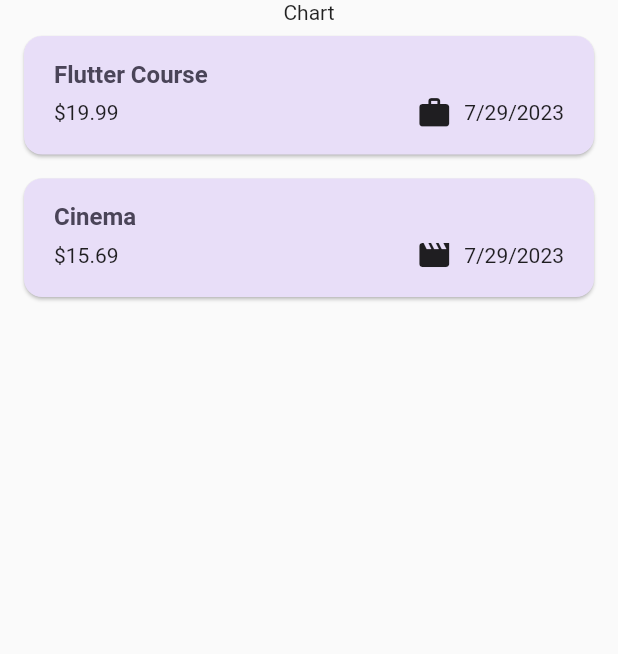
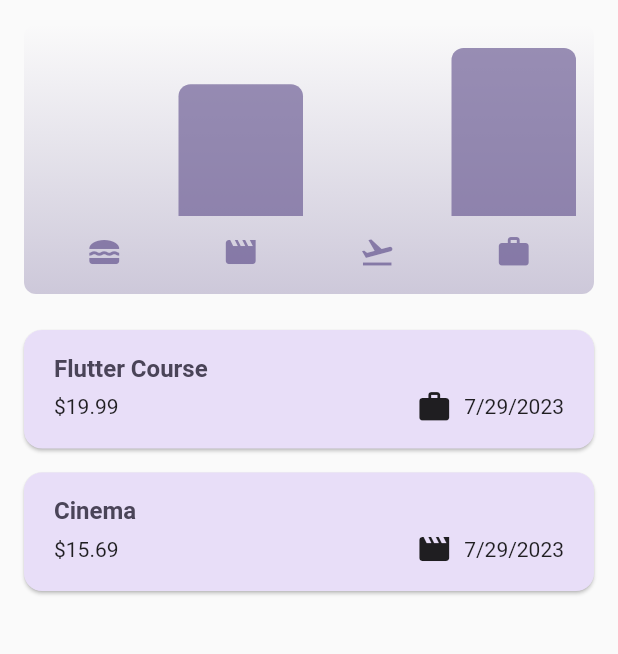
Before and after one commit to tyange/flutter_complete_expense_tracker, a Flutter app: the screen it shows after launch, on a phone screen of 412 x 824 dp, the part 84-738 px from its top. Run offline on Flutter 3.47's test engine with Material 2 defaults, Android fonts, the phone set to English and light mode, and no system bars.

Commit message:
added chart

```diff
--- a/lib/models/expense.dart
+++ b/lib/models/expense.dart
@@ -40,10 +40,15 @@
     required this.expenses,
   });
 
+  ExpenseBucket.forCategory(List<Expense> allExpenses, this.category)
+      : expenses = allExpenses
+            .where((expense) => expense.category == category)
+            .toList();
+
   final Category category;
   final List<Expense> expenses;
 
-  double get totalExpense {
+  double get totalExpenses {
     double sum = 0;
 
     for (final expense in expenses) {
@@ -51,5 +56,5 @@
     }
 
     return sum;
-  };
+  }
 }
--- /dev/null
+++ b/lib/widgets/chart/chart.dart
@@ -0,0 +1,95 @@
+import 'package:flutter/material.dart';
+
+import 'package:flutter_complete_expense_tracker/widgets/chart/chart_bar.dart';
+import 'package:flutter_complete_expense_tracker/models/expense.dart';
+
+class Chart extends StatelessWidget {
+  const Chart({super.key, required this.expenses});
+
+  final List<Expense> expenses;
+
+  List<ExpenseBucket> get buckets {
+    return [
+      ExpenseBucket.forCategory(expenses, Category.food),
+      ExpenseBucket.forCategory(expenses, Category.leisure),
+      ExpenseBucket.forCategory(expenses, Category.travel),
+      ExpenseBucket.forCategory(expenses, Category.work),
+    ];
+  }
+
+  double get maxTotalExpense {
+    double maxTotalExpense = 0;
+
+    for (final bucket in buckets) {
+      if (bucket.totalExpenses > maxTotalExpense) {
+        maxTotalExpense = bucket.totalExpenses;
+      }
+    }
+
+    return maxTotalExpense;
+  }
+
+  @override
+  Widget build(BuildContext context) {
+    final isDarkMode =
+        MediaQuery.of(context).platformBrightness == Brightness.dark;
+    return Container(
+      margin: const EdgeInsets.all(16),
+      padding: const EdgeInsets.symmetric(
+        vertical: 16,
+        horizontal: 8,
+      ),
+      width: double.infinity,
+      height: 180,
+      decoration: BoxDecoration(
+        borderRadius: BorderRadius.circular(8),
+        gradient: LinearGradient(
+          colors: [
+            Theme.of(context).colorScheme.primary.withOpacity(0.3),
+            Theme.of(context).colorScheme.primary.withOpacity(0.0)
+          ],
+          begin: Alignment.bottomCenter,
+          end: Alignment.topCenter,
+        ),
+      ),
+      child: Column(
+        children: [
+          Expanded(
+            child: Row(
+              crossAxisAlignment: CrossAxisAlignment.end,
+              children: [
+                for (final bucket in buckets) // alternative to map()
+                  ChartBar(
+                    fill: bucket.totalExpenses == 0
+                        ? 0
+                        : bucket.totalExpenses / maxTotalExpense,
+                  )
+              ],
+            ),
+          ),
+          const SizedBox(height: 12),
+          Row(
+            children: buckets
+                .map(
+                  (bucket) => Expanded(
+                    child: Padding(
+                      padding: const EdgeInsets.symmetric(horizontal: 4),
+                      child: Icon(
+                        categoryIcons[bucket.category],
+                        color: isDarkMode
+                            ? Theme.of(context).colorScheme.secondary
+                            : Theme.of(context)
+                                .colorScheme
+                                .primary
+                                .withOpacity(0.7),
+                      ),
+                    ),
+                  ),
+                )
+                .toList(),
+          )
+        ],
+      ),
+    );
+  }
+}
--- /dev/null
+++ b/lib/widgets/chart/chart_bar.dart
@@ -0,0 +1,34 @@
+import 'package:flutter/material.dart';
+
+class ChartBar extends StatelessWidget {
+  const ChartBar({
+    super.key,
+    required this.fill,
+  });
+
+  final double fill;
+
+  @override
+  Widget build(BuildContext context) {
+    final isDarkMode =
+        MediaQuery.of(context).platformBrightness == Brightness.dark;
+    return Expanded(
+      child: Padding(
+        padding: const EdgeInsets.symmetric(horizontal: 4),
+        child: FractionallySizedBox(
+          heightFactor: fill,
+          child: DecoratedBox(
+            decoration: BoxDecoration(
+              shape: BoxShape.rectangle,
+              borderRadius:
+                  const BorderRadius.vertical(top: Radius.circular(8)),
+              color: isDarkMode
+                  ? Theme.of(context).colorScheme.secondary
+                  : Theme.of(context).colorScheme.primary.withOpacity(0.65),
+            ),
+          ),
+        ),
+      ),
+    );
+  }
+}
--- a/lib/widgets/expenses.dart
+++ b/lib/widgets/expenses.dart
@@ -1,4 +1,5 @@
 import 'package:flutter/material.dart';
+import 'package:flutter_complete_expense_tracker/widgets/chart/chart.dart';
 import 'package:flutter_complete_expense_tracker/widgets/expenses_list/expenses_list.dart';
 
 import 'package:flutter_complete_expense_tracker/models/expense.dart';
@@ -91,7 +92,7 @@
       ),
       body: Column(
         children: [
-          const Text('Chart'),
+          Chart(expenses: _registeredExpenses),
           Expanded(child: mainContent),
         ],
       ),
```
